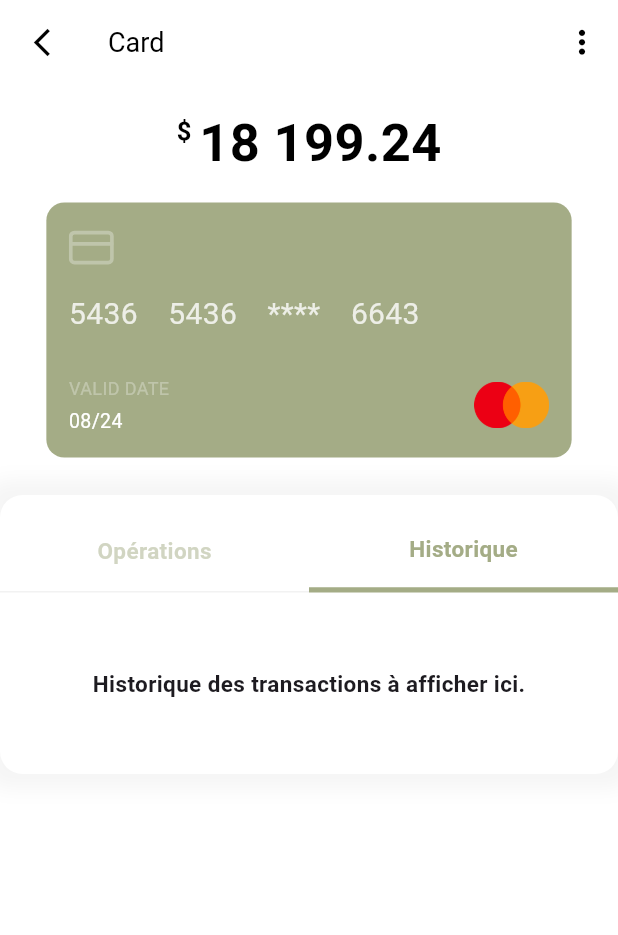
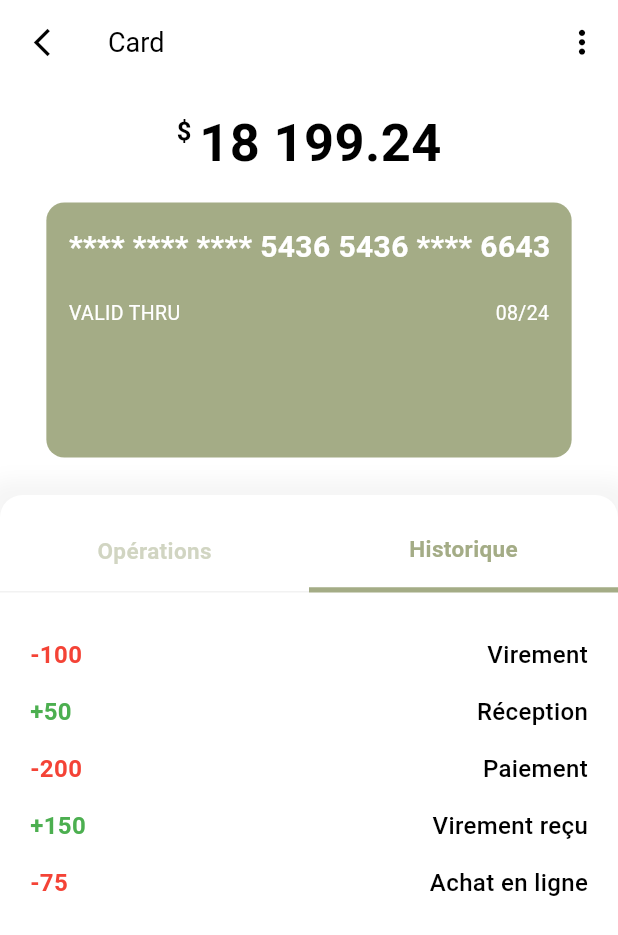
Before and after one commit to Salwa55/Bank-project-flutter, a Flutter app: the CardPage screen opened directly, after a tap on "Historique", on a phone screen of 412 x 824 dp. Shown: the top 935 px of the screen. Run offline on Flutter 3.47's test engine with Material 3 defaults, Android fonts, the phone set to English and light mode, and no system bars; our stand-ins replace animated_bottom_navigation_bar, flutter_vector_icons.

Commit message:
Historique et Operations design

```diff
--- a/app-banque-flutter/lib/pages/card_page.dart
+++ b/app-banque-flutter/lib/pages/card_page.dart
@@ -15,6 +15,15 @@ class CardPage extends StatefulWidget {
 
 class _CardPageState extends State<CardPage> {
   int selectedTab = 0; // 0 pour "Opérations", 1 pour "Historique"
+
+  // Données simulées pour l'historique
+  List<Map<String, String>> historyData = [
+    {'montant': '-100', 'motif': 'Virement'},
+    {'montant': '+50', 'motif': 'Réception'},
+    {'montant': '-200', 'motif': 'Paiement'},
+    {'montant': '+150', 'motif': 'Virement reçu'},
+    {'montant': '-75', 'motif': 'Achat en ligne'},
+  ];
 
   @override
   Widget build(BuildContext context) {
@@ -176,18 +185,24 @@ class _CardPageState extends State<CardPage> {
                                 left: 20, right: 20, bottom: 20),
                             child: GestureDetector(
                               onTap: () {
-                               if (cardOperations[index]['title'] == "Virement") {
-                               Navigator.push(context,MaterialPageRoute(
-                               builder: (_) => VerificationPage(valeur: 1),  // Passer la valeur 1 à VerificationPage
+                                if (cardOperations[index]['title'] ==
+                                    "Virement") {
+                                  Navigator.push(
+                                    context,
+                                    MaterialPageRoute(
+                                      builder: (_) =>
+                                          VerificationPage(valeur: 1),
                                     ),
                                   );
-                                } else if(cardOperations[index]['title'] == "Effectuer une recharge"){
-                                  Navigator.push(context,MaterialPageRoute(
+                                } else if (cardOperations[index]['title'] ==
+                                    "Effectuer une recharge") {
+                                  Navigator.push(
+                                    context,
+                                    MaterialPageRoute(
                                       builder: (_) => RechargePage(),
                                     ),
                                   );
-                                  }
-                                  else{
+                                } else {
                                   print(
                                       "Autre opération : ${cardOperations[index]['title']}");
                                 }
@@ -242,16 +257,38 @@ class _CardPageState extends State<CardPage> {
                         }),
                       )
                     : Column(
+                        children: List.generate(historyData.length, (index) {
+                          return Padding(
+                            padding: const EdgeInsets.only(
+                                left: 20, right: 20, bottom: 15),
+                            child: Row(
+                              mainAxisAlignment: MainAxisAlignment.spaceBetween,
                               children: [
-                          Padding(
-                            padding: const EdgeInsets.all(20.0),
-                            child: Text(
-                              "Historique des transactions à afficher ici.",
+                                // Montant
+                                Text(
+                                  historyData[index]['montant']!,
                                   style: TextStyle(
-                                  fontSize: 15, fontWeight: FontWeight.w600),
+                                    fontSize: 16,
+                                    fontWeight: FontWeight.bold,
+                                    color: historyData[index]['montant']!
+                                            .startsWith('-')
+                                        ? Colors.red
+                                        : Colors.green,
                                   ),
-                          )
+                                ),
+                                // Motif
+                                Text(
+                                  historyData[index]['motif']!,
+                                  style: TextStyle(
+                                    fontSize: 16,
+                                    fontWeight: FontWeight.w500,
+                                    color: Colors.black,
+                                  ),
+                                ),
                               ],
+                            ),
+                          );
+                        }),
                       ),
                 SizedBox(
                   height: 30,
@@ -299,62 +336,40 @@ class _CardPageState extends State<CardPage> {
           decoration: BoxDecoration(
               color: bgColor, borderRadius: BorderRadius.circular(12)),
           child: Padding(
-            padding: const EdgeInsets.all(15.0),
+            padding: const EdgeInsets.all(15),
             child: Column(
-              crossAxisAlignment: CrossAxisAlignment.start,
-              mainAxisAlignment: MainAxisAlignment.spaceBetween,
               children: [
-                Column(
-                  mainAxisAlignment: MainAxisAlignment.spaceBetween,
-                  crossAxisAlignment: CrossAxisAlignment.start,
+                Row(
                   children: [
-                    Icon(
-                      Feather.credit_card,
-                      size: 30,
-                      color: white.withOpacity(0.3),
+                    Text(
+                      "**** **** **** $cardNumber",
+                      style: TextStyle(
+                          fontSize: 20,
+                          color: white,
+                          fontWeight: FontWeight.bold),
+                    )
+                  ],
                 ),
                 SizedBox(
-                      height: 15,
-                    ),
-                    Text(
-                      cardNumber,
-                      style: TextStyle(
-                          color: white.withOpacity(0.8),
-                          fontSize: 20,
-                          wordSpacing: 15),
-                    )
-                  ],
+                  height: 20,
                 ),
                 Row(
                   mainAxisAlignment: MainAxisAlignment.spaceBetween,
                   children: [
-                    Column(
-                      crossAxisAlignment: CrossAxisAlignment.start,
-                      children: [
                     Text(
-                          "VALID DATE",
-                          style: TextStyle(
-                              color: white.withOpacity(0.3), fontSize: 12),
-                        ),
-                        SizedBox(
-                          height: 4,
+                      "VALID THRU",
+                      style: TextStyle(fontSize: 13, color: white),
                     ),
                     Text(
                       validDate,
-                          style: TextStyle(color: white, fontSize: 13),
-                        ),
-                      ],
-                    ),
-                    Image.asset(
-                      "assets/images/master_card_logo.png",
-                      width: 50,
+                      style: TextStyle(fontSize: 13, color: white),
                     )
                   ],
                 )
               ],
             ),
           ),
-        )
+        ),
       ],
     );
   }
```
Also changed, not shown: app-banque-flutter/lib/pages/Operations.dart (added, +78 -0 lines), app-banque-flutter/lib/pages/ReglementEpargne.dart (+16 -3 lines), app-banque-flutter/lib/pages/dashboard_page.dart (+20 -4 lines). Lines whose indentation alone changed are shown as unchanged.
